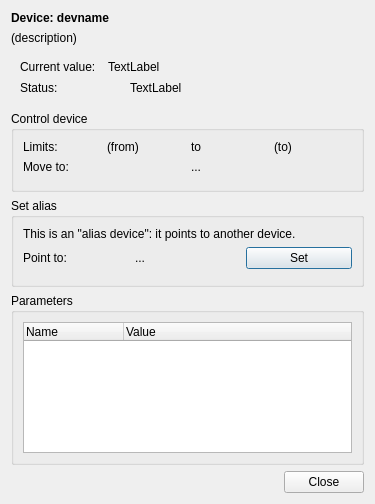
Qt form nicos/clients/gui/panels/devices_one.ui (mlz-ictrl/nicos) before a commit.
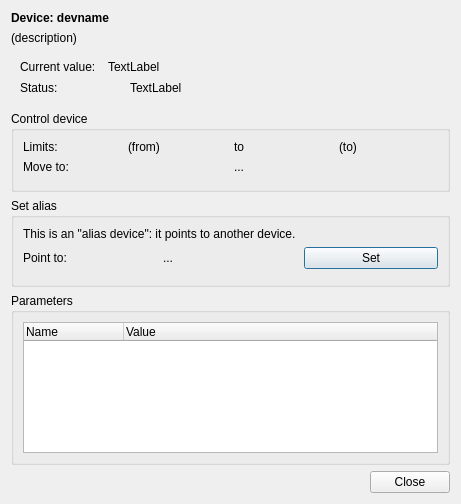
The same form after that commit. Icons and pictures are not drawn.

Commit message:
panels/devices: trigger parameter poll on ctrl dlg.
fixes: #3129

```diff
--- a/nicos/clients/gui/panels/devices_one.ui
+++ b/nicos/clients/gui/panels/devices_one.ui
@@ -6,7 +6,7 @@
    <rect>
     <x>0</x>
     <y>0</y>
-    <width>375</width>
+    <width>461</width>
     <height>504</height>
    </rect>
   </property>
```
Left out of the diff: 3 changed lines with no effect on the pictures. The commit also changes 1 other file.
